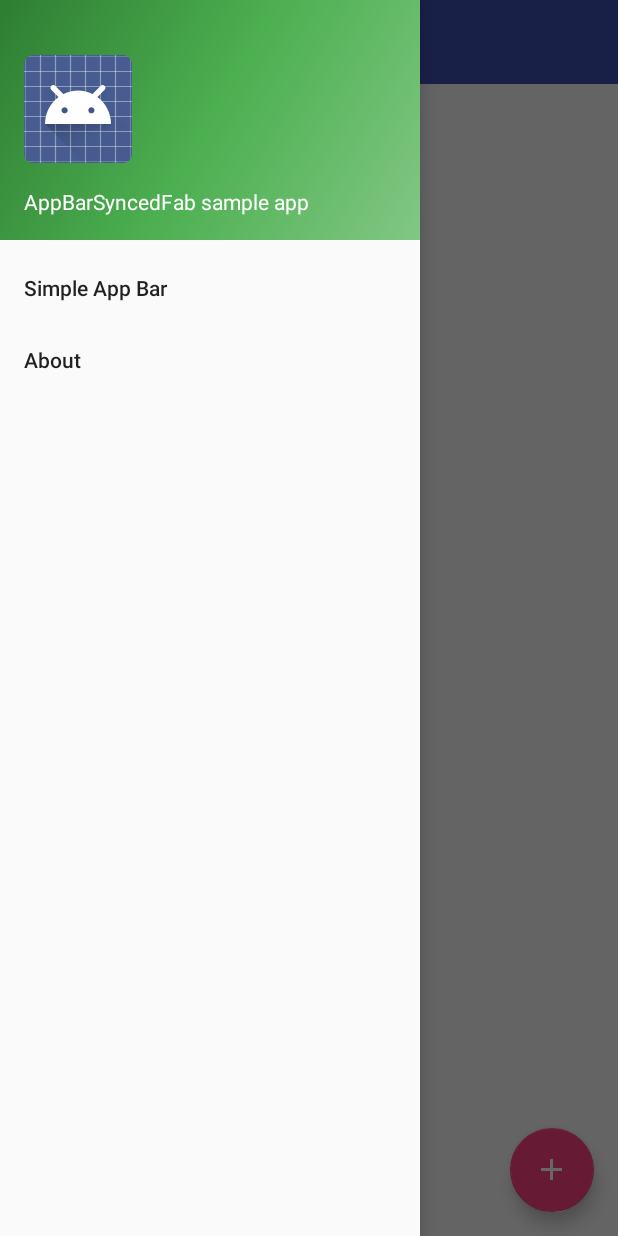
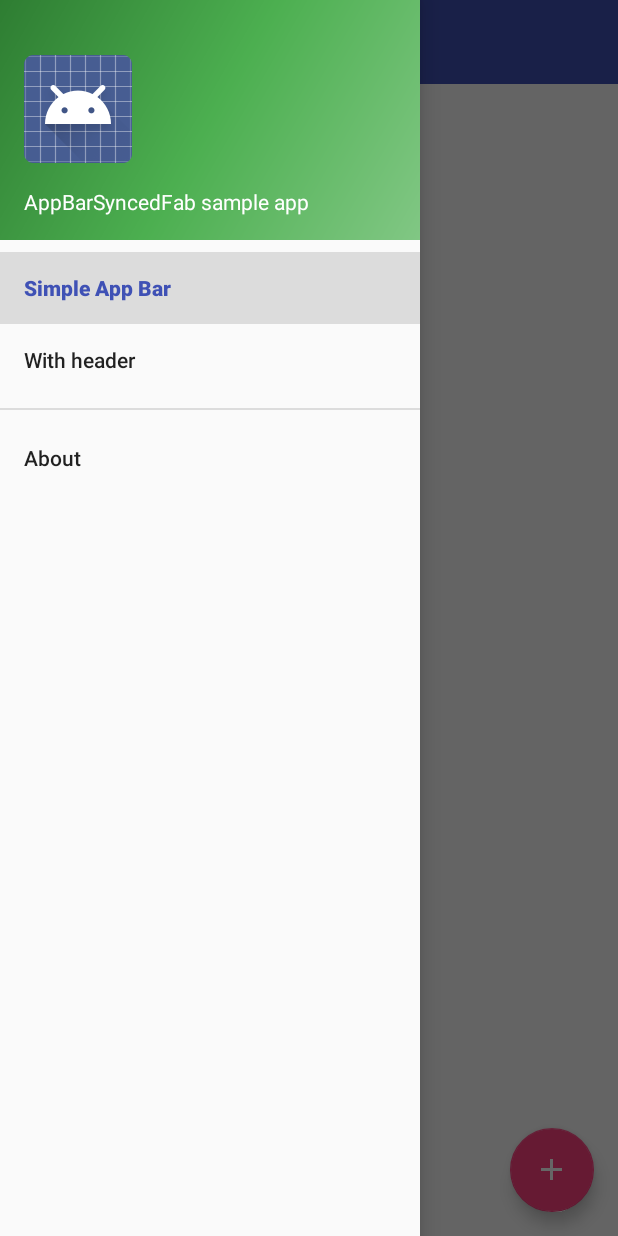
Before and after one commit to strooooke/appbarsyncedfab, an Android app: the screen it shows after launch (SimpleAppBarActivity before the commit, SimpleAppBarAppBarActivity after it), with the side drawer open, on a phone screen of 412 x 824 dp. Run offline under Robolectric (Android 15) with nearby library versions, the phone set to English and light mode, and no system bars.

Commit message:
(#4) Add sample activity with AppBarLayout including header

```diff
--- a/sample/src/main/java/com/lambdasoup/appbarsyncedfabSample/BaseActivity.java
+++ b/sample/src/main/java/com/lambdasoup/appbarsyncedfabSample/BaseAppBarActivity.java
@@ -31,14 +31,15 @@ import android.support.v7.widget.RecyclerView;
 import android.support.v7.widget.Toolbar;
 import android.support.v7.widget.helper.ItemTouchHelper;
 import android.util.Log;
+import android.view.Menu;
 import android.view.MenuItem;
 import android.view.View;
 import android.view.ViewStub;
 
-public abstract class BaseActivity extends AppCompatActivity
+public abstract class BaseAppBarActivity extends AppCompatActivity
         implements NavigationView.OnNavigationItemSelectedListener {
 
-    private static final String TAG = BaseActivity.class.getSimpleName();
+    private static final String TAG = BaseAppBarActivity.class.getSimpleName();
     private DrawerLayout drawer;
     private ItemsAdapter itemsAdapter;
 
@@ -97,10 +98,9 @@ public abstract class BaseActivity extends AppCompatActivity
         drawer.addDrawerListener(toggle);
         toggle.syncState();
 
-        // TODO: start with current item id checked
-
         NavigationView navigationView = (NavigationView) findViewById(R.id.nav_view);
         //noinspection ConstantConditions
+        navigationView.getMenu().findItem(getNavId()).setChecked(true);
         navigationView.setNavigationItemSelectedListener(this);
     }
 
@@ -126,7 +126,10 @@ public abstract class BaseActivity extends AppCompatActivity
         if (id != getNavId()) {
             switch (id) {
                 case R.id.nav_simple_app_bar:
-                    startActivity(new Intent(getApplicationContext(), SimpleAppBarActivity.class));
+                    startActivity(new Intent(getApplicationContext(), SimpleAppBarAppBarActivity.class));
+                    break;
+                case R.id.nav_header_app_bar:
+                    startActivity(new Intent(getApplicationContext(), HeaderAppBarActivity.class));
                     break;
                 case R.id.nav_about:
                     startActivity(new Intent(getApplicationContext(), AboutActivity.class));
--- a/sample/src/main/java/com/lambdasoup/appbarsyncedfabSample/SimpleAppBarActivity.java
+++ b/sample/src/main/java/com/lambdasoup/appbarsyncedfabSample/HeaderAppBarActivity.java
@@ -16,16 +16,16 @@
 
 package com.lambdasoup.appbarsyncedfabSample;
 
-public class SimpleAppBarActivity extends BaseActivity {
+public class HeaderAppBarActivity extends BaseAppBarActivity {
 
 
     @Override
     protected int getAppBarLayoutResource() {
-        return R.layout.app_bar_simple_app_bar;
+        return R.layout.app_bar_header_app_bar;
     }
 
     @Override
     protected int getNavId() {
-        return R.id.nav_simple_app_bar;
+        return R.id.nav_header_app_bar;
     }
 }
--- /dev/null
+++ b/sample/src/main/java/com/lambdasoup/appbarsyncedfabSample/SimpleAppBarAppBarActivity.java
@@ -0,0 +1,31 @@
+/*
+ * Copyright 2016 Juliane Lehmann <jl@lambdasoup.com>
+ *
+ * Licensed under the Apache License, Version 2.0 (the "License");
+ * you may not use this file except in compliance with the License.
+ * You may obtain a copy of the License at
+ *
+ * http://www.apache.org/licenses/LICENSE-2.0
+ *
+ * Unless required by applicable law or agreed to in writing, software
+ * distributed under the License is distributed on an "AS IS" BASIS,
+ * WITHOUT WARRANTIES OR CONDITIONS OF ANY KIND, either express or implied.
+ * See the License for the specific language governing permissions and
+ *    limitations under the License.
+ */
+
+package com.lambdasoup.appbarsyncedfabSample;
+
+public class SimpleAppBarAppBarActivity extends BaseAppBarActivity {
+
+
+    @Override
+    protected int getAppBarLayoutResource() {
+        return R.layout.app_bar_simple_app_bar;
+    }
+
+    @Override
+    protected int getNavId() {
+        return R.id.nav_simple_app_bar;
+    }
+}
--- a/sample/src/main/res/layout/activity_base.xml
+++ b/sample/src/main/res/layout/activity_base.xml
@@ -27,7 +27,7 @@
         android:layout_width="match_parent"
         android:layout_height="match_parent"
         android:fitsSystemWindows="true"
-        tools:context=".SimpleAppBarActivity">
+        tools:context=".SimpleAppBarAppBarActivity">
 
         <ViewStub
             android:id="@+id/app_bar_stub"
@@ -55,6 +55,6 @@
         android:layout_gravity="start"
         android:fitsSystemWindows="true"
         app:headerLayout="@layout/nav_header"
-        app:menu="@menu/activity_simple_app_bar_drawer" />
+        app:menu="@menu/navigation_drawer" />
 
 </android.support.v4.widget.DrawerLayout>
--- a/sample/src/main/res/layout/items_list.xml
+++ b/sample/src/main/res/layout/items_list.xml
@@ -27,7 +27,7 @@
     android:paddingTop="@dimen/activity_vertical_margin"
     app:layoutManager="LinearLayoutManager"
     app:layout_behavior="@string/appbar_scrolling_view_behavior"
-    tools:context=".SimpleAppBarActivity"
+    tools:context=".SimpleAppBarAppBarActivity"
     tools:showIn="@layout/app_bar_simple_app_bar"
     >
 </android.support.v7.widget.RecyclerView>
--- a/sample/src/main/res/menu/activity_simple_app_bar_drawer.xml
+++ b/sample/src/main/res/menu/navigation_drawer.xml
@@ -1,5 +1,4 @@
-<?xml version="1.0" encoding="utf-8"?>
-<!--
+<?xml version="1.0" encoding="utf-8"?><!--
   ~ Copyright 2016 Juliane Lehmann <jl@lambdasoup.com>
   ~
   ~ Licensed under the Apache License, Version 2.0 (the "License");
@@ -17,15 +16,19 @@
 
 <menu xmlns:android="http://schemas.android.com/apk/res/android">
 
-    <group android:checkableBehavior="single">
+    <group
+        android:id="@+id/nav_group_sample_activities"
+        android:checkableBehavior="single">
         <item
             android:id="@+id/nav_simple_app_bar"
             android:title="@string/title_simple_app_bar" />
+        <item
+            android:id="@+id/nav_header_app_bar"
+            android:title="@string/title_header_app_bar" />
     </group>
 
     <item
         android:id="@+id/nav_about"
-        android:title="@string/title_about">
-    </item>
+        android:title="@string/title_about"/>
 
 </menu>
--- a/sample/src/main/res/values/colors.xml
+++ b/sample/src/main/res/values/colors.xml
@@ -19,4 +19,5 @@
     <color name="colorPrimary">#3F51B5</color>
     <color name="colorPrimaryDark">#303F9F</color>
     <color name="colorAccent">#FF4081</color>
+    <color name="colorPrimaryLight">#7986cb</color>
 </resources>
--- a/sample/src/main/res/values/dimens.xml
+++ b/sample/src/main/res/values/dimens.xml
@@ -22,4 +22,5 @@
     <dimen name="activity_horizontal_margin">16dp</dimen>
     <dimen name="activity_vertical_margin">16dp</dimen>
     <dimen name="fab_margin">16dp</dimen>
+    <dimen name="header_placeholder_height">72dp</dimen>
 </resources>
--- a/sample/src/main/res/values/strings.xml
+++ b/sample/src/main/res/values/strings.xml
@@ -24,4 +24,6 @@
     <string name="title_about">About</string>
     <string name="title_simple_app_bar">Simple App Bar</string>
     <string name="item_clicked">Clicked item %d!</string>
+    <string name="title_header_app_bar">With header</string>
+    <string name="text_header_placeholder">Stand-in for a TabLayout or such</string>
 </resources>
```
Also changed, not shown: sample/src/main/AndroidManifest.xml (+9 -4 lines), sample/src/main/res/layout/app_bar_header_app_bar.xml (added, +42 -0 lines).
